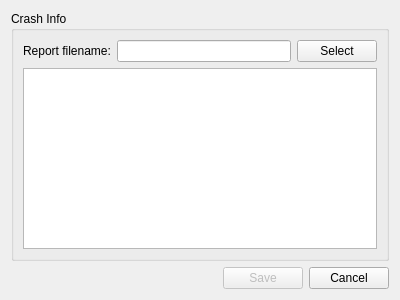
Above: src/crashreportwidget.ui from etengabeko/stacktrace-test before the change. Below: the same form after it.
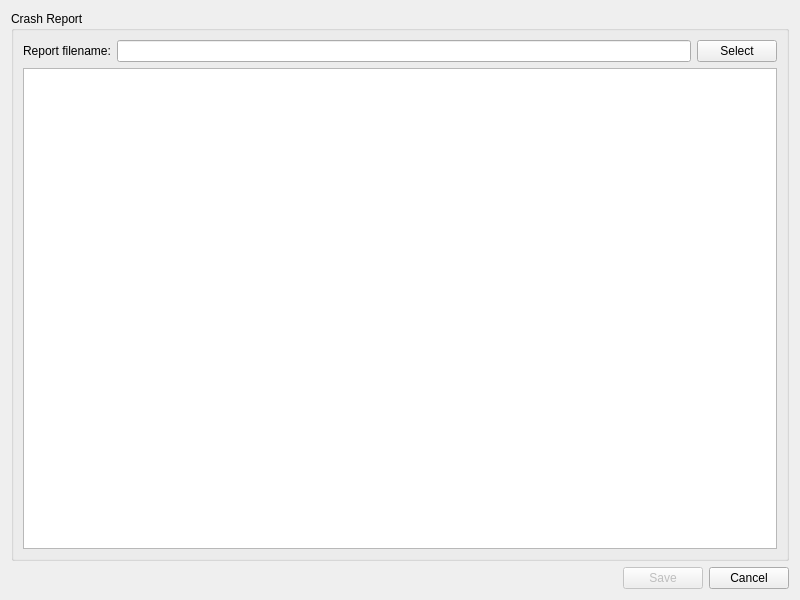
That is the form after the change.

What changed in the file:
```diff
--- a/src/crashreportwidget.ui
+++ b/src/crashreportwidget.ui
@@ -6,8 +6,8 @@
    <rect>
     <x>0</x>
     <y>0</y>
-    <width>400</width>
-    <height>300</height>
+    <width>800</width>
+    <height>600</height>
    </rect>
   </property>
   <property name="windowTitle">
@@ -17,7 +17,7 @@
    <item>
     <widget class="QGroupBox" name="reportGroupBox">
      <property name="title">
-      <string>Crash Info</string>
+      <string>Crash Report</string>
      </property>
      <layout class="QVBoxLayout" name="verticalLayout">
       <item>
```
